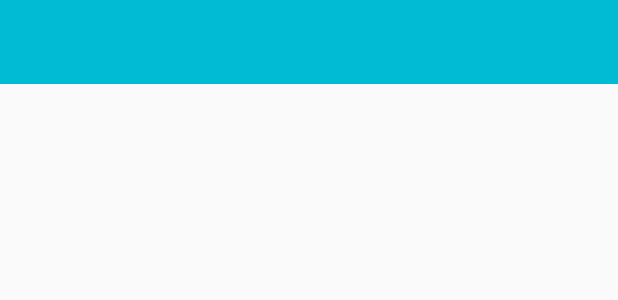
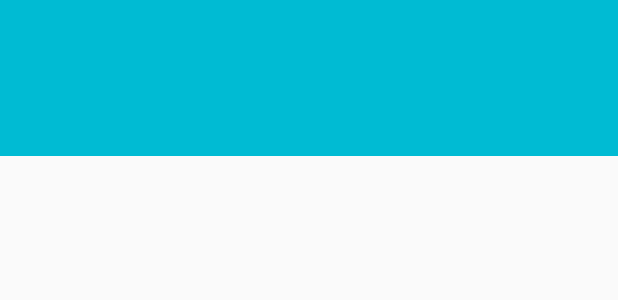
Before and after one commit to Th034S/MyNews, an Android app: the layout activity_main.xml on its own in the app's theme, with its tools: preview values and no code run, on a phone screen of 412 x 824 dp. Shown: the top 300 px of the screen. Run offline under Robolectric (Android 15) with nearby library versions, the phone set to English and light mode, and no system bars.

Commit message:
ViewPager created with independent fragments

```diff
--- a/build.gradle
+++ b/build.gradle
@@ -21,7 +21,9 @@ android {
 dependencies {
     implementation fileTree(dir: 'libs', include: ['*.jar'])
     implementation 'com.android.support:appcompat-v7:28.0.0'
+    implementation 'com.android.support:design:28.0.0'
     implementation 'com.android.support.constraint:constraint-layout:1.1.3'
+    implementation 'com.android.support:support-v4:28.0.0'
     testImplementation 'junit:junit:4.12'
     testImplementation "org.mockito:mockito-core:2.+"
     androidTestImplementation 'com.android.support.test:runner:1.0.2'
--- a/src/main/AndroidManifest.xml
+++ b/src/main/AndroidManifest.xml
@@ -9,7 +9,7 @@
         android:roundIcon="@mipmap/ic_launcher_round"
         android:supportsRtl="true"
         android:theme="@style/AppTheme">
-        <activity android:name=".controller.MainActivity">
+        <activity android:name=".Controllers.Activities.MainActivity">
             <intent-filter>
                 <action android:name="android.intent.action.MAIN" />
 
--- a/src/main/res/layout/activity_main.xml
+++ b/src/main/res/layout/activity_main.xml
@@ -1,14 +1,32 @@
 <?xml version="1.0" encoding="utf-8"?>
-<android.support.constraint.ConstraintLayout xmlns:android="http://schemas.android.com/apk/res/android"
+<LinearLayout xmlns:android="http://schemas.android.com/apk/res/android"
     xmlns:tools="http://schemas.android.com/tools"
     android:layout_width="match_parent"
     android:layout_height="match_parent"
+    xmlns:app="http://schemas.android.com/apk/res-auto"
     android:orientation="vertical"
-    tools:context=".controller.MainActivity">
+    tools:context="com.siadous.thomas.mynews.Controllers.Activities.MainActivity">
 
     <include
         layout="@layout/toolbar"
         android:layout_width="match_parent"
         android:layout_height="wrap_content" />
 
-</android.support.constraint.ConstraintLayout>
+    <android.support.design.widget.TabLayout
+        android:id="@+id/activity_main_tabs"
+        android:layout_width="match_parent"
+        android:layout_height="wrap_content"
+        android:background="@color/lightBlueColor"
+        app:tabIndicatorColor="@color/colorAccent"
+        app:tabTextColor="@color/colorAccent"
+        app:tabSelectedTextColor="@color/colorAccent"/>
+
+    <android.support.v4.view.ViewPager
+        xmlns:android="http://schemas.android.com/apk/res/android"
+        android:id="@+id/activity_main_viewpager"
+        android:layout_width="match_parent"
+        android:layout_height="match_parent"/>
+
+
+
+</LinearLayout>
--- a/src/main/res/values/strings.xml
+++ b/src/main/res/values/strings.xml
@@ -1,3 +1,6 @@
 <resources>
     <string name="app_name">My News</string>
+
+    <!-- TODO: Remove or change this placeholder text -->
+    <string name="hello_blank_fragment">Hello blank fragment</string>
 </resources>
```
Also changed, not shown: src/main/java/com/siadous/thomas/mynews/Adapters/PageAdapter.java (added, +50 -0 lines), src/main/java/com/siadous/thomas/mynews/Controllers/Activities/MainActivity.java (renamed from src/main/java/com/siadous/thomas/mynews/controller/MainActivity.java, +18 -2 lines), src/main/java/com/siadous/thomas/mynews/Controllers/Fragments/BusinessFragment.java (added, +30 -0 lines), src/main/java/com/siadous/thomas/mynews/Controllers/Fragments/MostPopularFragment.java (added, +30 -0 lines), src/main/java/com/siadous/thomas/mynews/Controllers/Fragments/TopStoriesFragment.java (added, +30 -0 lines), src/main/res/layout/fragment_business.xml (added, +13 -0 lines), src/main/res/layout/fragment_most_popular.xml (added, +13 -0 lines), src/main/res/layout/fragment_top_stories.xml (added, +13 -0 lines), 2 other files.
